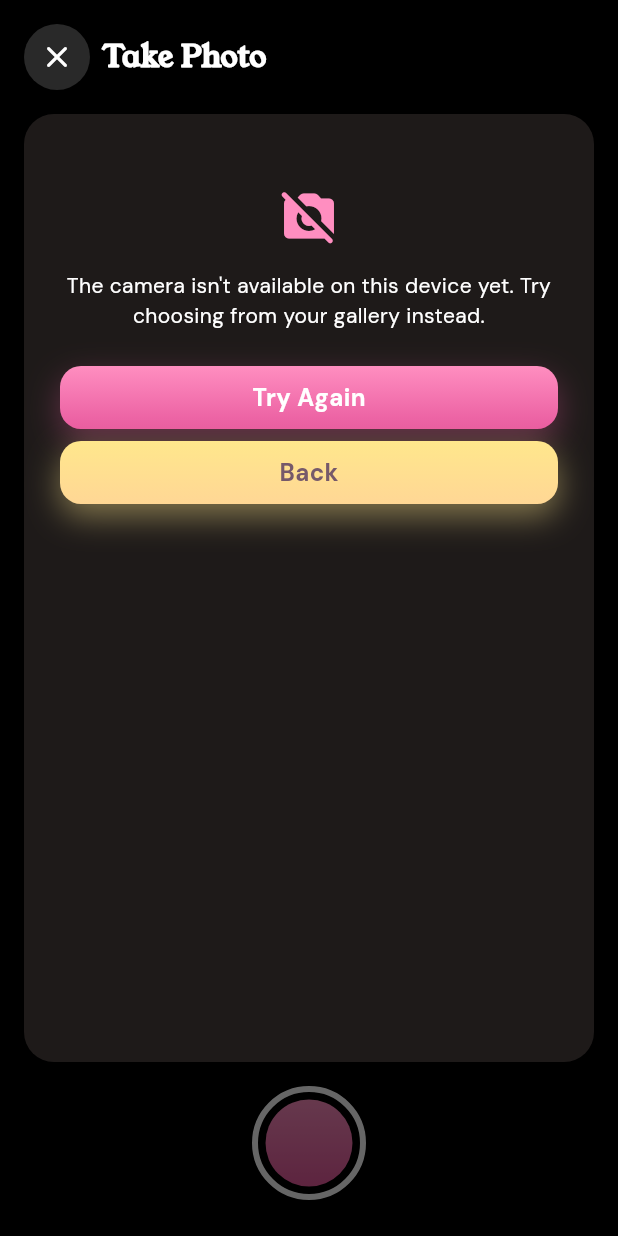
After one commit to sofiademesa/love-my-closet, a Flutter app: the TakePhotoScreen screen opened directly, on a phone screen of 412 x 824 dp. The commit adds this screen. Run offline on Flutter 3.47's test engine with Material 3 defaults, Android fonts, the phone set to English and light mode, and no system bars; our stand-ins replace device_preview, image_picker, supabase_flutter; missing offline and left inert: dart:js_interop, dart:ui_web; accounts and stored records are empty.

Commit message:
Add Take Photo option to Add Clothes

```diff
--- a/lib/screens/closet/item_detail_screen.dart
+++ b/lib/screens/closet/item_detail_screen.dart
@@ -14,7 +14,7 @@ import '../../widgets/secondary_button.dart';
 import 'edit_item_screen.dart';
 
 /// Clothing Item: a closet item's full detail, reached by tapping a tile
-/// on Closet. Lets Sofia mark it a hidden gem, edit it, or delete it.
+/// on Closet.
 class ItemDetailScreen extends StatefulWidget {
   const ItemDetailScreen({super.key, required this.item, this.originIndex = 1});
 
--- /dev/null
+++ b/lib/screens/closet/take_photo_screen.dart
@@ -0,0 +1,341 @@
+import 'dart:typed_data';
+
+import 'package:flutter/material.dart';
+
+import '../../animations/app_motion.dart';
+import '../../services/live_camera.dart';
+import '../../services/photo_source_service.dart';
+import '../../theme.dart';
+import '../../widgets/primary_button.dart';
+import '../../widgets/secondary_button.dart';
+
+/// Take Photo: a live camera viewfinder with a shutter button, reached from
+/// Adding Item Photo. Works with a laptop webcam as well as a phone camera
+/// (back camera first when there is one).
+///
+/// Pops the captured photo's bytes, or null if user backs out. Problems
+/// (no camera, permission blocked) are shown on this screen with a way back,
+/// so she can choose from her gallery instead.
+class TakePhotoScreen extends StatefulWidget {
+  const TakePhotoScreen({super.key, this.camera});
+
+  /// Overridable for tests.
+  final LiveCamera? camera;
+
+  @override
+  State<TakePhotoScreen> createState() => _TakePhotoScreenState();
+}
+
+class _TakePhotoScreenState extends State<TakePhotoScreen> {
+  late final LiveCamera _camera = widget.camera ?? LiveCamera();
+
+  int _cameraCount = 0;
+  bool _ready = false;
+  bool _busy = true; // starting, switching or capturing
+  bool _capturing = false;
+  LiveCameraException? _error;
+
+  @override
+  void initState() {
+    super.initState();
+    _open();
+  }
+
+  @override
+  void dispose() {
+    _camera.close();
+    super.dispose();
+  }
+
+  Future<void> _open() => _run(() async {
+        _cameraCount = await _camera.open();
+        _ready = true;
+      });
+
+  Future<void> _switchCamera() => _run(() async {
+        _cameraCount = await _camera.switchCamera();
+        _ready = true;
+      });
+
+  /// Runs a camera step with the loading state on, turning failures into
+  /// the on-screen error.
+  Future<void> _run(Future<void> Function() step) async {
+    setState(() {
+      _busy = true;
+      _error = null;
+    });
+    try {
+      await step();
+      if (!mounted) return;
+      setState(() => _busy = false);
+    } on LiveCameraException catch (e) {
+      _fail(e);
+    } catch (e) {
+      _fail(LiveCameraException(
+        "Couldn't use the camera. Try choosing from your gallery instead.",
+        detail: '$e',
+      ));
+    }
+  }
+
+  void _fail(LiveCameraException e) {
+    if (!mounted) return;
+    setState(() {
+      _ready = false;
+      _busy = false;
+      _capturing = false;
+      _error = e;
+    });
+  }
+
+  Future<void> _capture() async {
+    if (!_ready || _busy) return;
+    setState(() {
+      _busy = true;
+      _capturing = true;
+    });
+    try {
+      final Uint8List bytes = await _camera.capture();
+      if (!mounted) return;
+      if (bytes.isEmpty) {
+        setState(() {
+          _busy = false;
+          _capturing = false;
+        });
+        return;
+      }
+      if (bytes.length > PhotoSourceService.maxBytes) {
+        _fail(const LiveCameraException('That photo is too large (over 25 MB). Please try again.'));
+        return;
+      }
+      _camera.close();
+      Navigator.of(context).pop(bytes);
+    } on LiveCameraException catch (e) {
+      // A failed shot keeps the camera running; just say so.
+      if (!mounted) return;
+      setState(() {
+        _busy = false;
+        _capturing = false;
+      });
+      ScaffoldMessenger.of(context).showSnackBar(SnackBar(content: Text(e.message)));
+    } catch (_) {
+      if (!mounted) return;
+      setState(() {
+        _busy = false;
+        _capturing = false;
+      });
+      ScaffoldMessenger.of(context).showSnackBar(
+        const SnackBar(content: Text("Couldn't take the photo. Please try again.")),
+      );
+    }
+  }
+
+  @override
+  Widget build(BuildContext context) {
+    final error = _error;
+
+    return Scaffold(
+      backgroundColor: Colors.black,
+      body: SafeArea(
+        child: Column(
+          children: [
+            Padding(
+              padding: const EdgeInsets.all(Spacing.md),
+              child: Row(
+                children: [
+                  _RoundIconButton(
+                    icon: Icons.close_rounded,
+                    tooltip: 'Close camera',
+                    onTap: () => Navigator.of(context).pop(),
+                  ),
+                  const SizedBox(width: Spacing.sm),
+                  Text(
+                    'Take Photo',
+                    style: Theme.of(context)
+                        .textTheme
+                        .headlineSmall!
+                        .copyWith(fontSize: 20, color: AppColors.white),
+                  ),
+                ],
+              ),
+            ),
+            Expanded(
+              child: Padding(
+                padding: const EdgeInsets.symmetric(horizontal: Spacing.md),
+                child: ClipRRect(
+                  borderRadius: BorderRadius.circular(AppRadius.card),
+                  child: Container(
+                    color: const Color(0xFF1E1A19),
+                    width: double.infinity,
+                    child: error != null
+                        ? _CameraError(
+                            error: error,
+                            onRetry: _open,
+                            onBack: () => Navigator.of(context).pop(),
+                          )
+                        : Stack(
+                            fit: StackFit.expand,
+                            children: [
+                              // Kept in the tree while starting so the
+                              // browser's <video> is attached and can play.
+                              _camera.buildPreview(),
+                              if (!_ready)
+                                const Center(child: AppLoadingIndicator(size: 34)),
+                            ],
+                          ),
+                  ),
+                ),
+              ),
+            ),
+            Padding(
+              padding: const EdgeInsets.fromLTRB(Spacing.md, Spacing.md, Spacing.md, Spacing.lg),
+              child: Row(
+                mainAxisAlignment: MainAxisAlignment.spaceBetween,
+                children: [
+                  const SizedBox(width: 44),
+                  _ShutterButton(
+                    busy: _capturing,
+                    onTap: _ready && !_busy ? _capture : null,
+                  ),
+                  _cameraCount > 1 && error == null
+                      ? _RoundIconButton(
+                          icon: Icons.cameraswitch_rounded,
+                          tooltip: 'Switch camera',
+                          onTap: _ready && !_busy ? _switchCamera : null,
+                        )
+                      : const SizedBox(width: 44),
+                ],
+              ),
+            ),
+          ],
+        ),
+      ),
+    );
+  }
+}
+
+class _ShutterButton extends StatelessWidget {
+  const _ShutterButton({required this.onTap, required this.busy});
+
+  final VoidCallback? onTap;
+  final bool busy;
+
+  @override
+  Widget build(BuildContext context) {
+    final enabled = onTap != null;
+    return Semantics(
+      button: true,
+      enabled: enabled,
+      label: 'Take photo',
+      child: GestureDetector(
+        onTap: onTap,
+        child: AnimatedOpacity(
+          duration: kMotionDuration(const Duration(milliseconds: 150)),
+          opacity: enabled || busy ? 1 : 0.4,
+          child: Container(
+            width: 76,
+            height: 76,
+            padding: const EdgeInsets.all(5),
+            decoration: BoxDecoration(
+              shape: BoxShape.circle,
+              border: Border.all(color: AppColors.white, width: 4),
+            ),
+            child: Container(
+              decoration: BoxDecoration(
+                shape: BoxShape.circle,
+                gradient: LinearGradient(
+                  begin: Alignment.topCenter,
+                  end: Alignment.bottomCenter,
+                  colors: [AppColors.softPink, AppColors.buttonPink],
+                ),
+              ),
+              child: busy
+                  ? const Center(child: AppLoadingIndicator(size: 26, color: Colors.white))
+                  : null,
+            ),
+          ),
+        ),
+      ),
+    );
+  }
+}
+
+class _RoundIconButton extends StatelessWidget {
+  const _RoundIconButton({required this.icon, required this.tooltip, required this.onTap});
+
+  final IconData icon;
+  final String tooltip;
+  final VoidCallback? onTap;
+
+  @override
+  Widget build(BuildContext context) {
+    return Tooltip(
+      message: tooltip,
+      child: Material(
+        color: AppColors.white.withValues(alpha: 0.16),
+        shape: const CircleBorder(),
+        child: InkWell(
+          customBorder: const CircleBorder(),
+          onTap: onTap,
+          child: SizedBox(
+            width: 44,
+            height: 44,
+            child: Icon(icon, color: AppColors.white, semanticLabel: tooltip),
+          ),
+        ),
+      ),
+    );
+  }
+}
+
+class _CameraError extends StatelessWidget {
+  const _CameraError({required this.error, required this.onRetry, required this.onBack});
+
+  final LiveCameraException error;
+  final VoidCallback onRetry;
+  final VoidCallback onBack;
+
+  @override
+  Widget build(BuildContext context) {
+    final detail = error.detail;
+    return SingleChildScrollView(
+      padding: const EdgeInsets.all(Spacing.lg),
+      child: ConstrainedBox(
+        constraints: const BoxConstraints(minHeight: 0),
+        child: Column(
+          mainAxisSize: MainAxisSize.min,
+          children: [
+            const SizedBox(height: Spacing.lg),
+            Icon(Icons.no_photography_rounded, size: 40, color: AppColors.softPink),
+            const SizedBox(height: Spacing.md),
+            Semantics(
+              liveRegion: true,
+              child: Text(
+                error.message,
+                textAlign: TextAlign.center,
+                style: const TextStyle(fontFamily: 'DMSans', fontSize: 14, color: Colors.white),
+              ),
+            ),
+            if (detail != null && detail.isNotEmpty) ...[
+              const SizedBox(height: Spacing.sm),
+              // The browser's own words, for troubleshooting.
+              Text(
+                detail,
+                textAlign: TextAlign.center,
+                style: TextStyle(
+                  fontFamily: 'DMSans',
+                  fontSize: 11,
+                  color: Colors.white.withValues(alpha: 0.5),
+                ),
+              ),
+            ],
+            const SizedBox(height: Spacing.lg),
+            PrimaryButton(label: 'Try Again', onPressed: onRetry, fontSize: 16),
+            const SizedBox(height: Spacing.sm),
+            SecondaryButton(label: 'Back', onPressed: onBack),
+          ],
+        ),
+      ),
+    );
+  }
+}
--- a/lib/screens/onboarding/set_new_password_screen.dart
+++ b/lib/screens/onboarding/set_new_password_screen.dart
@@ -10,7 +10,7 @@ import '../../widgets/primary_button.dart';
 import '../home/home_screen.dart';
 import 'auth_layout.dart';
 
-/// Opened automatically when Sofia follows the link in a password-reset
+/// Opened automatically when user follows the link in a password-reset
 /// email (Forgot Password). Same look as Log In / Forgot Password.
 class SetNewPasswordScreen extends StatefulWidget {
   const SetNewPasswordScreen({super.key});
--- a/lib/services/backend_errors.dart
+++ b/lib/services/backend_errors.dart
@@ -1,7 +1,7 @@
 import 'package:flutter/foundation.dart';
 import 'package:supabase_flutter/supabase_flutter.dart';
 
-/// A problem talking to the backend. [message] is safe to show to Sofia.
+/// A problem talking to the backend. [message] is safe to show to user.
 class BackendException implements Exception {
   const BackendException(this.message);
   final String message;
--- a/lib/services/background_removal_service.dart
+++ b/lib/services/background_removal_service.dart
@@ -4,7 +4,7 @@ import 'on_device_background_remover_stub.dart'
     if (dart.library.js_interop) 'on_device_background_remover_web.dart'
     as on_device;
 
-/// Background removal failed. [message] is safe to show to Sofia.
+/// Background removal failed. [message] is safe to show to user.
 class BackgroundRemovalException implements Exception {
   const BackgroundRemovalException(this.message);
   final String message;
--- /dev/null
+++ b/lib/services/live_camera.dart
@@ -0,0 +1,41 @@
+import 'dart:typed_data';
+
+import 'package:flutter/widgets.dart';
+
+import 'live_camera_stub.dart'
+    if (dart.library.js_interop) 'live_camera_web.dart'
+    as platform;
+
+/// The camera failed. [message] is safe to show to user; [detail] is the
+/// browser's own error (shown small, to help with troubleshooting).
+class LiveCameraException implements Exception {
+  const LiveCameraException(this.message, {this.detail});
+  final String message;
+  final String? detail;
+
+  @override
+  String toString() => 'LiveCameraException: $message ${detail ?? ''}';
+}
+
+/// A live camera viewfinder for Take Photo. On the web it uses the
+/// browser camera directly (web/camera/camera.js), opening only the
+/// default camera.
+abstract class LiveCamera {
+  factory LiveCamera() => platform.createLiveCamera();
+
+  /// Starts the camera. Returns how many cameras there are (for the
+  /// switch button). Throws [LiveCameraException].
+  Future<int> open();
+
+  /// Moves to the next camera. Throws [LiveCameraException].
+  Future<int> switchCamera();
+
+  /// Takes the photo as JPEG bytes. Throws [LiveCameraException].
+  Future<Uint8List> capture();
+
+  /// Stops the camera (the camera light turns off).
+  void close();
+
+  /// The live preview.
+  Widget buildPreview();
+}
--- a/lib/services/photo_source_service.dart
+++ b/lib/services/photo_source_service.dart
@@ -1,7 +1,7 @@
 import 'package:flutter/services.dart';
 import 'package:image_picker/image_picker.dart';
 
-/// Picking a photo failed. [message] is safe to show to Sofia.
+/// Picking a photo failed. [message] is safe to show to user.
 class PhotoSourceException implements Exception {
   const PhotoSourceException(this.message);
   final String message;
@@ -12,7 +12,7 @@ class PhotoSourceException implements Exception {
 
 /// Take Photo / Choose from Gallery, returning the raw image bytes.
 ///
-/// Returns null when Sofia cancels. Permission problems and unreadable
+/// Returns null when user  cancels. Permission problems and unreadable
 /// files become a [PhotoSourceException] with a friendly message. Nothing is
 /// uploaded or saved: the bytes only live in memory.
 class PhotoSourceService {
--- a/lib/services/session_persistence.dart
+++ b/lib/services/session_persistence.dart
@@ -6,7 +6,7 @@ import 'package:supabase_flutter/supabase_flutter.dart';
 ///   storage on web, shared preferences on mobile) and survives a refresh or
 ///   app restart.
 /// - Remember me OFF: the session only lives in memory, so closing the tab or
-///   app signs Sofia out. Anything previously saved is wiped.
+///   app signs user out. Anything previously saved is wiped.
 ///
 /// Only the session tokens go through here; no closet data is cached.
 class RememberMeLocalStorage extends LocalStorage {
```
Also changed, not shown: lib/screens/closet/adding_item_photo_screen.dart (+118 -11 lines), lib/services/live_camera_stub.dart (added, +29 -0 lines), lib/services/live_camera_web.dart (added, +116 -0 lines), 5 other files.
